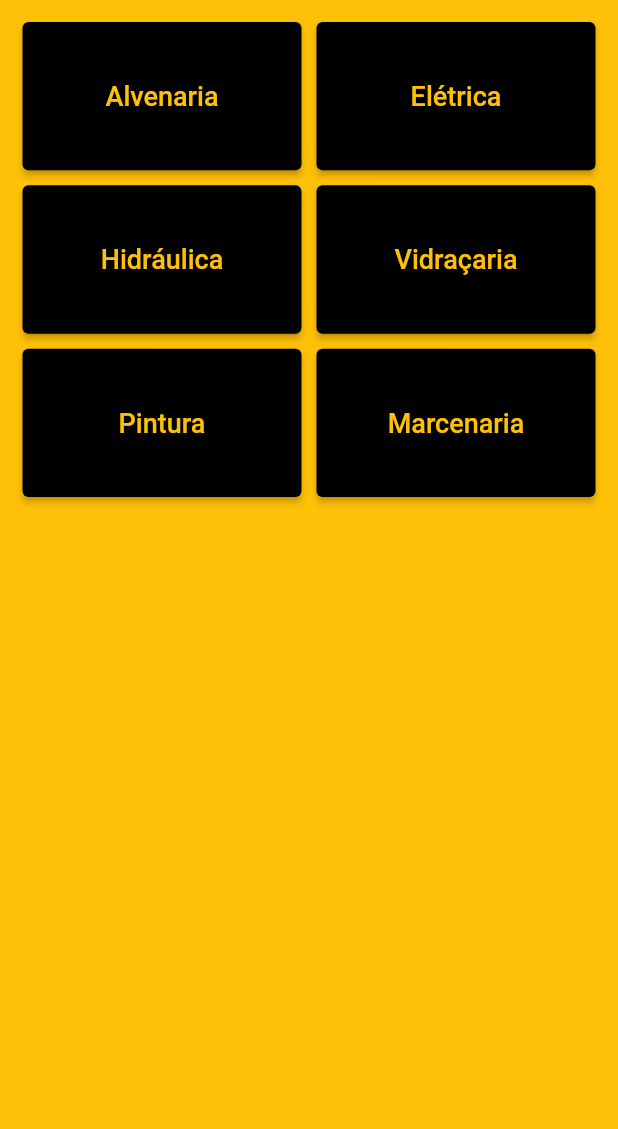
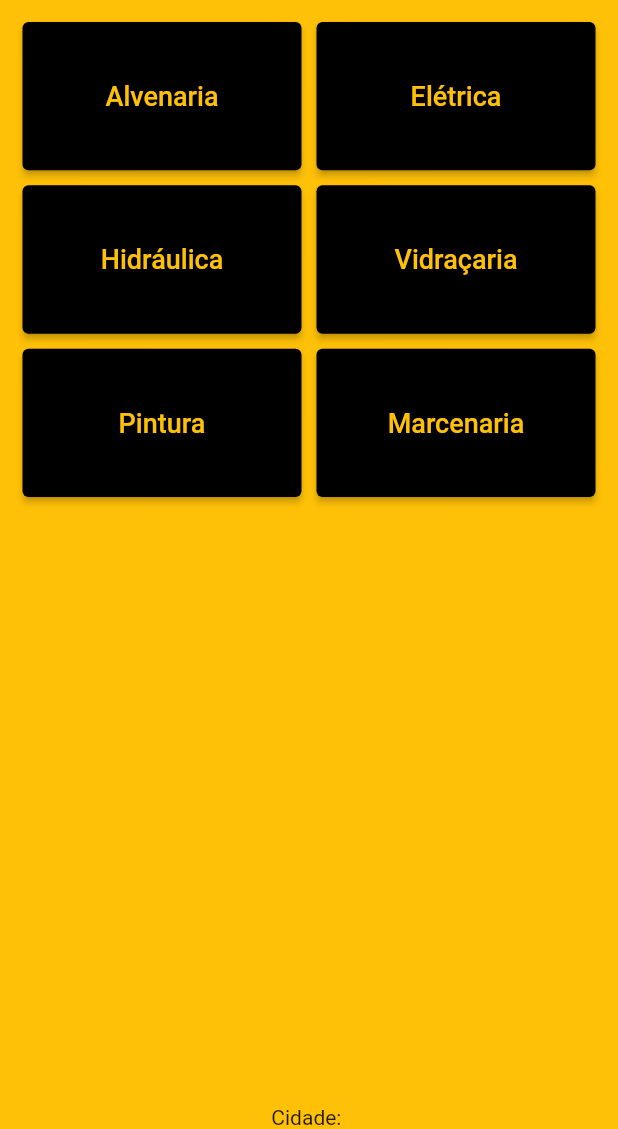
Before and after one commit to jessielyoliveira/presta, a Flutter app: the Home screen opened directly, after a tap on "Continuar", on a phone screen of 412 x 824 dp, the part 107-1236 px from its top. Run offline on Flutter 3.47's test engine with Material 2 defaults, Android fonts, the phone set to English and light mode, and no system bars; our stand-ins replace brasil_fields, carousel_slider, cloud_firestore, firebase_auth, firebase_core, font_awesome_flutter and 4 more; accounts and stored records are empty; network calls fail; statements that could not run were skipped.

Commit message:
Passando valores pelas telas
telas quase ok

```diff
--- a/lib/screens/cliente/home.dart
+++ b/lib/screens/cliente/home.dart
@@ -1,6 +1,7 @@
 import 'dart:ui';
 
 import 'package:flutter/material.dart';
+import 'package:presta/screens/cliente/feed.dart';
 import 'package:presta/screens/estrutura.dart';
 import 'package:presta/screens/cliente/servicos.dart';
 
@@ -26,6 +27,7 @@ class Home extends StatefulWidget {
 class _HomeState extends State<Home> {
   Position? _currentPosition;
   String? _currentAddress;
+  String? cidade;
 
   @override
   Widget build(BuildContext context) {
@@ -103,7 +105,11 @@ class _HomeState extends State<Home> {
               Padding(padding: EdgeInsets.only(bottom: 25)),
               ElevatedButton(
                 onPressed: () {
-                  direcionar(context, Servicos());
+                  direcionar(
+                      context,
+                      Servicos(
+                        texto: this.cidade,
+                      ));
                 },
                 child: Text(
                   'Continuar',
@@ -119,6 +125,7 @@ class _HomeState extends State<Home> {
               ElevatedButton(
                 onPressed: () async {
                   _getCurrentLocation();
+                  direcionar(context, Servicos(texto: this._currentAddress));
                 },
                 child: Text(
                   'Usar Localizaçao Atual',
@@ -129,7 +136,7 @@ class _HomeState extends State<Home> {
                     shape: RoundedRectangleBorder(
                         borderRadius: BorderRadius.circular(50))),
               ),
-              if (_currentAddress != null) Text(_currentAddress!),
+
               //"LATITUDE: ${_currentPosition.latitude}, LONGITUDE: ${_currentPosition.longitude} "),
             ]),
       ),
--- a/lib/screens/cliente/servicos.dart
+++ b/lib/screens/cliente/servicos.dart
@@ -1,11 +1,17 @@
 import 'package:flutter/material.dart';
 
+import '../estrutura.dart';
+
 class Servicos extends StatefulWidget {
+  final String? texto;
+  Servicos({Key? key, required this.texto}) : super(key: key);
+
   @override
   _ServicosState createState() => _ServicosState();
 }
 
 class _ServicosState extends State<Servicos> {
+  String? nomeCidade = this.widget.texto;
   @override
   Widget build(BuildContext context) {
     return Scaffold(
@@ -34,6 +40,7 @@ Widget buildScreenCategorias(BuildContext context) {
             children: botoesCategorias(context)),
       ),
     ),
+    Text("Cidade: ${texto}"),
   ]);
 }
 
@@ -46,7 +53,11 @@ List<Container> botoesCategorias(BuildContext context) {
         margin: EdgeInsets.all(5),
         child: ElevatedButton(
           onPressed: () {
-            // direcionar(context, ListagemPrestadores());
+            /* direcionar(
+                context,
+                Servicos(
+                    texto: this.widget.cidade,
+                    categoria: this.widget.categoria));*/
           },
           style: ButtonStyle(
               foregroundColor: MaterialStateProperty.all(Colors.amber),
```
Also changed, not shown: lib/screens/cliente/feed.dart (+46 -8 lines).
